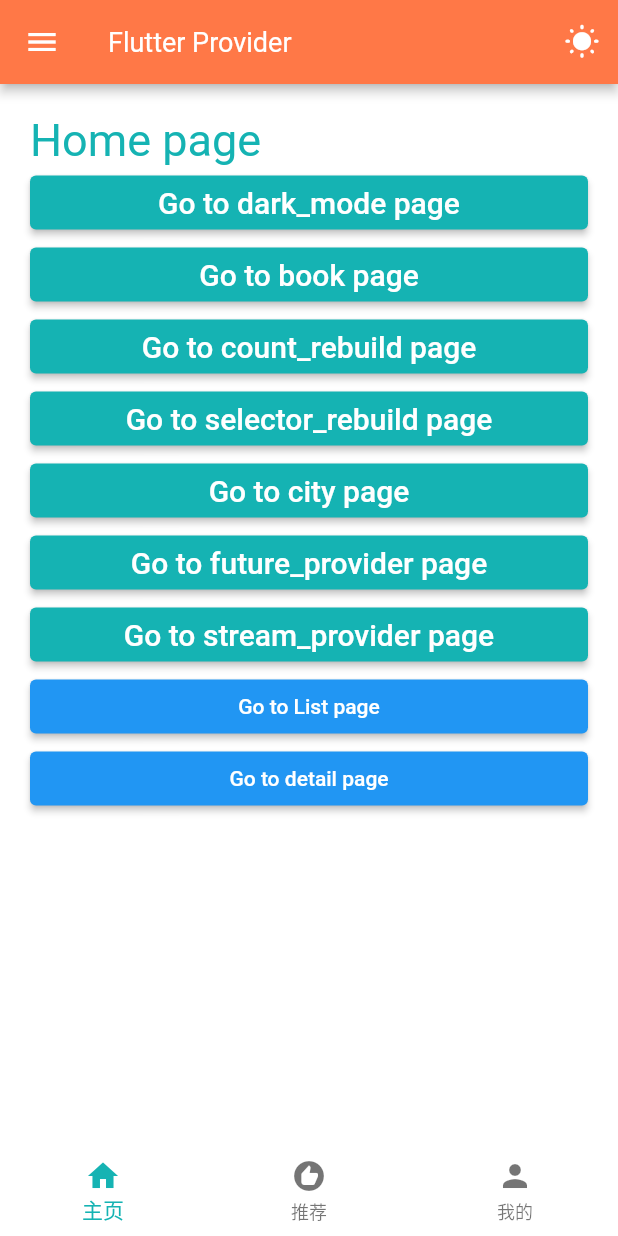
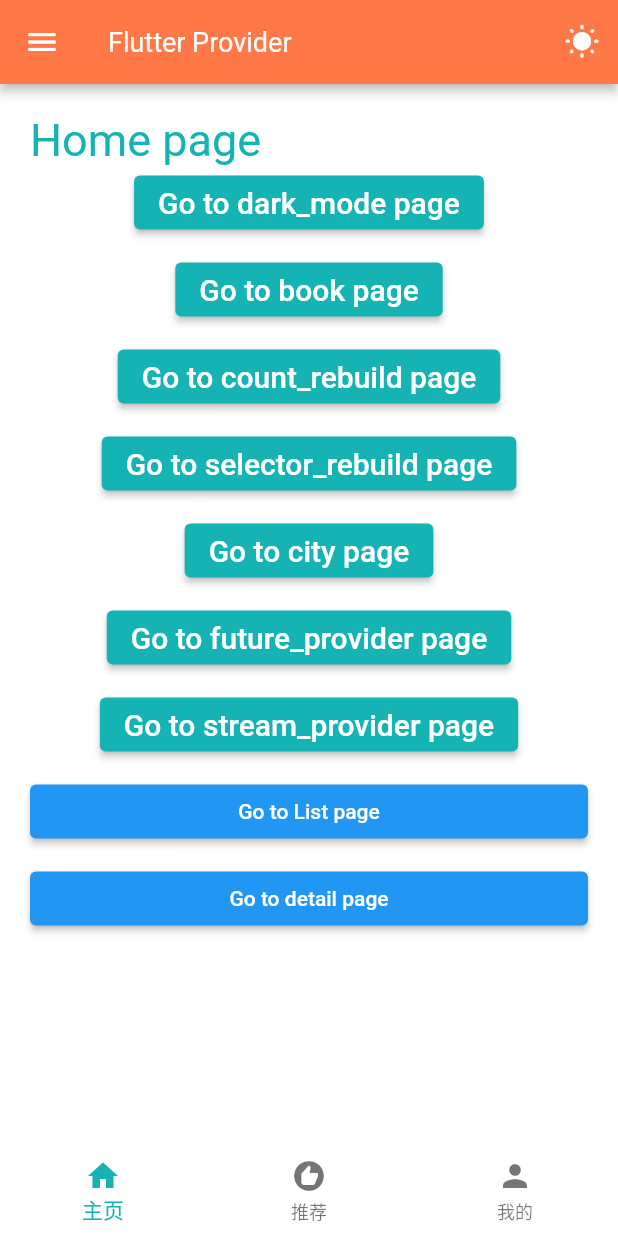
Before and after one commit to ChangQing666/flutter_exercise, a Flutter app: the screen it shows after launch, on a phone screen of 412 x 824 dp. Run offline on Flutter 3.47's test engine with Material 2 defaults, Android fonts, the phone set to English and light mode, and no system bars; our stand-ins replace dio, go_router, shared_preferences; missing offline and left inert: model_viewer_plus.

Commit message:
feat:selector_rebuild

```diff
--- a/lib/pages/home_page.dart
+++ b/lib/pages/home_page.dart
@@ -69,6 +69,9 @@ class _HomePageState extends State<HomePage> {
               },
               child: const Text('Go to List page'),
             ),
+            const SizedBox(
+              height: 10,
+            ),
             ElevatedButton(
               onPressed: () {
                 context.pushNamed('detail', pathParameters: {'id': '123'});
@@ -90,7 +93,9 @@ class _HomePageState extends State<HomePage> {
       'city',
       'future_provider',
       'stream_provider'
-    ].map((e) => ElevatedButton(
+    ].map((e) => Column(
+          children: [
+            ElevatedButton(
               style: ButtonStyle(
                 foregroundColor: MaterialStateProperty.all(Colors.white),
                 backgroundColor: MaterialStateProperty.all(primaryColor),
@@ -98,7 +103,13 @@ class _HomePageState extends State<HomePage> {
               onPressed: () {
                 context.pushNamed(e);
               },
-          child: Text('Go to $e page', style: const TextStyle(fontSize: 20)),
+              child:
+                  Text('Go to $e page', style: const TextStyle(fontSize: 20)),
+            ),
+            const SizedBox(
+              height: 10,
+            ),
+          ],
         ));
   }
 
--- a/lib/pages/selector_rebuild_page.dart
+++ b/lib/pages/selector_rebuild_page.dart
@@ -10,8 +10,8 @@ class SelectorRebuildPage extends StatelessWidget {
     return Scaffold(
       appBar: AppBar(title: const Text('SelectorRebuildPage')),
       floatingActionButton: floatingButtons(context),
+      body: selectorBody(),
       // body: consumerBody(),
-      body: selectorBody(),
     );
   }
 
```
Lines whose indentation alone changed are shown as unchanged.
